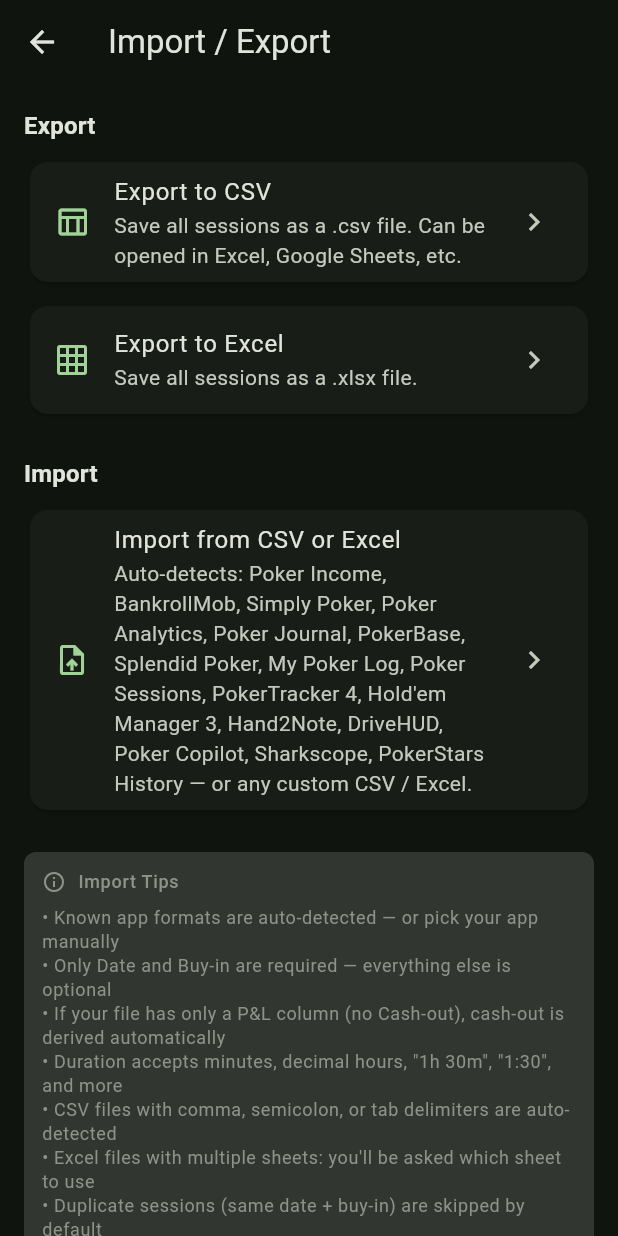
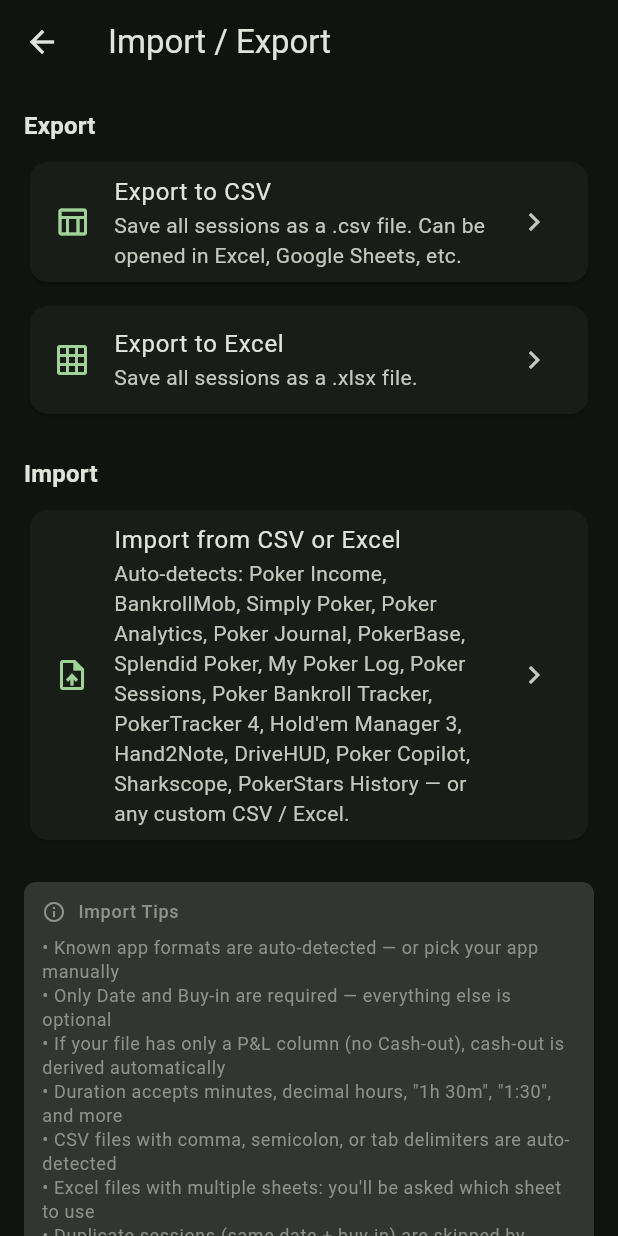
Before and after one commit to rohitkaul90/poker-tracker, a Flutter app: the ImportExportScreen screen opened directly, after a tap on "Import from CSV or Excel", on a phone screen of 412 x 824 dp. Run offline on Flutter 3.47's test engine with Material 3 defaults, Android fonts, the phone set to English and light mode, and no system bars; our stand-ins replace csv, file_picker, fl_chart, flutter_riverpod, share_plus, supabase_flutter; missing offline and left inert: excel; accounts and stored records are empty; network calls fail.

Commit message:
Add Poker Bankroll Tracker preset and handle PBT special CSV header
Poker Bankroll Tracker (pokerbankrolltracker.net) prefixes its CSV export
with a "—PBT Bankroll Export—" identifier line before the column headers.
The file parser now detects this and skips to the real header row, so the
import does not silently misread the file structure.

Added preset with columns: date, game, stakes, buy-in, cash-out, duration,
venue, notes. Total presets: 18.

Co-Authored-By: Claude Sonnet 4.6 <noreply@anthropic.com>

```diff
--- a/lib/screens/import_export_screen.dart
+++ b/lib/screens/import_export_screen.dart
@@ -182,8 +182,14 @@ class _ImportExportScreenState extends ConsumerState<ImportExportScreen> {
           eol: '\n',
         ).convert(content);
         if (all.isEmpty) throw Exception('File is empty.');
-        headers = all.first.map((e) => e.toString().trim()).toList();
-        rows = all.skip(1).where((r) => r.isNotEmpty).toList();
+        // Poker Bankroll Tracker puts a special identifier on the first line
+        // ("—PBT Bankroll Export—") before the actual column headers.
+        final skipMeta = all.length > 1 &&
+            all[0].length == 1 &&
+            all[0][0].toString().contains('PBT Bankroll Export');
+        final headerRow = skipMeta ? all[1] : all[0];
+        headers = headerRow.map((e) => e.toString().trim()).toList();
+        rows = all.skip(skipMeta ? 2 : 1).where((r) => r.isNotEmpty).toList();
       } else if (ext == 'xlsx' || ext == 'xls') {
         Excel excel;
         try {
@@ -373,7 +379,7 @@ class _ImportExportScreenState extends ConsumerState<ImportExportScreen> {
                   icon: Icons.upload_file_outlined,
                   title: 'Import from CSV or Excel',
                   subtitle:
-                      'Auto-detects: Poker Income, BankrollMob, Simply Poker, Poker Analytics, Poker Journal, PokerBase, Splendid Poker, My Poker Log, Poker Sessions, PokerTracker 4, Hold\'em Manager 3, Hand2Note, DriveHUD, Poker Copilot, Sharkscope, PokerStars History — or any custom CSV / Excel.',
+                      'Auto-detects: Poker Income, BankrollMob, Simply Poker, Poker Analytics, Poker Journal, PokerBase, Splendid Poker, My Poker Log, Poker Sessions, Poker Bankroll Tracker, PokerTracker 4, Hold\'em Manager 3, Hand2Note, DriveHUD, Poker Copilot, Sharkscope, PokerStars History — or any custom CSV / Excel.',
                   onTap: _pickAndImport,
                 ),
                 const SizedBox(height: 24),
```
Also changed, not shown: lib/screens/import_mapping_screen.dart (+15 -0 lines).
